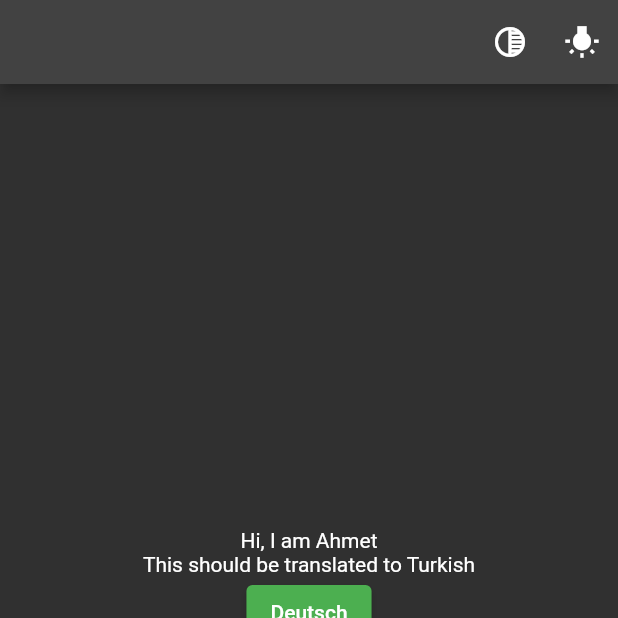
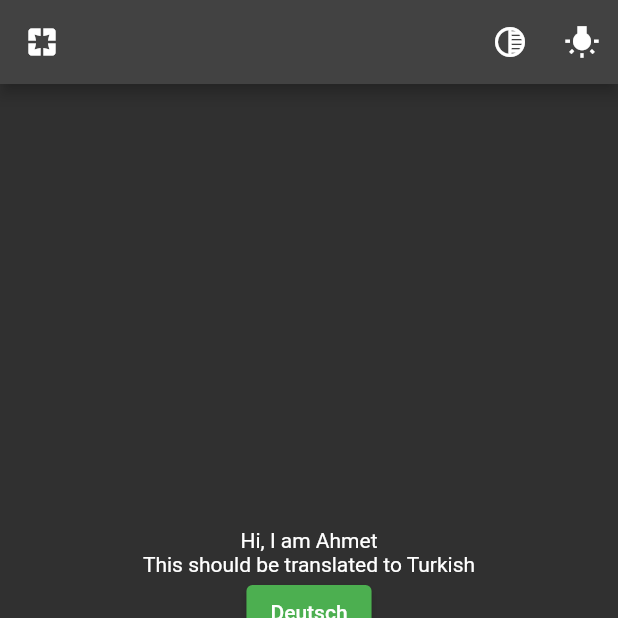
Before and after one commit to ahmetcl/ThemeAndLocalization, a Flutter app: the screen it shows after launch, on a phone screen of 412 x 824 dp, the top half of it. Run offline on Flutter 3.47's test engine with Material 2 defaults, Android fonts, the phone set to English and light mode, and no system bars; our stand-ins replace easy_localization, shared_preferences.

```diff
--- a/lib/main.dart
+++ b/lib/main.dart
@@ -3,6 +3,7 @@ import 'package:flutter/material.dart';
 import 'package:localization/theme/themeManager.dart';
 import 'package:localization/view/page.dart';
 import 'package:localization/translations/codegen_loader.g.dart';
+import 'package:localization/view/secondPage.dart';
 import 'package:provider/provider.dart';
 
 Future<void> main() async {
@@ -33,6 +34,10 @@ class MyApp extends StatelessWidget {
         child: Consumer<themeManager>(builder: (context, theme, child) {
           return MaterialApp(
               title: 'Theme App',
+              routes: {
+                //'/': (context) => HomePage(),
+                '/second': (context) => SecondPage(),
+              },
               debugShowCheckedModeBanner: false,
               theme: theme.themeData,
               supportedLocales: context.supportedLocales,
--- a/lib/view/page.dart
+++ b/lib/view/page.dart
@@ -17,6 +17,11 @@ class _HomePageState extends State<HomePage> {
   Widget build(BuildContext context) {
     return Scaffold(
         appBar: AppBar(
+          leading: IconButton(
+              onPressed: () {
+                Navigator.pushNamed(context, '/second');
+              },
+              icon: const Icon(Icons.pages)),
           actions: <Widget>[
             IconButton(
                 onPressed: () {
```
Also changed, not shown: lib/view/secondPage.dart (added, +36 -0 lines).
